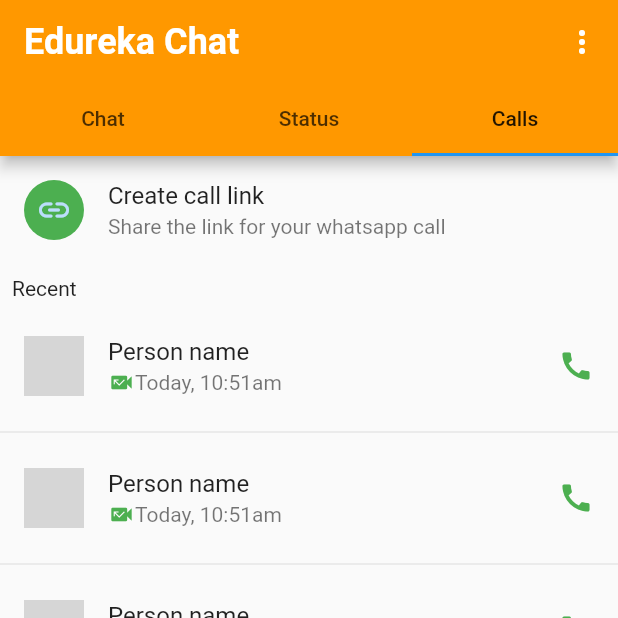
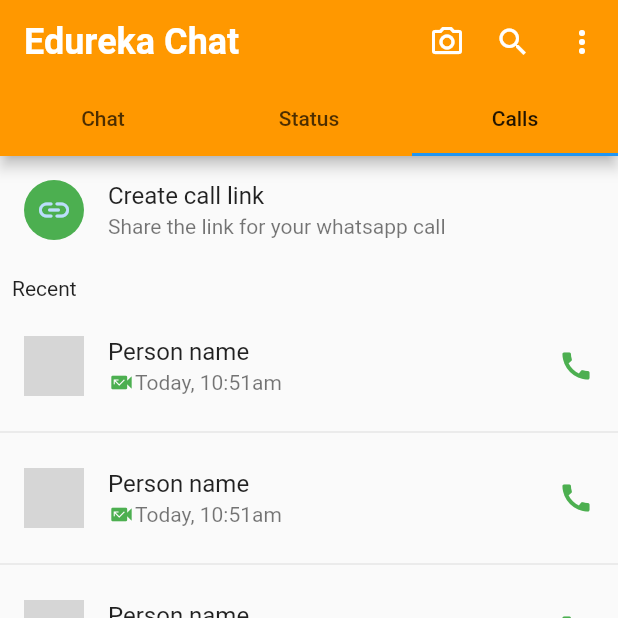
Before and after one commit to frontenddevtrainer/edureka_chat_app, a Flutter app: the screen it shows after launch, tab 3 chosen, on a phone screen of 412 x 824 dp, the top half of it. Run offline on Flutter 3.47's test engine with Material 2 defaults, Android fonts, the phone set to English and light mode, and no system bars; network calls fail; grey boxes are pictures that could not be loaded.

Commit message:
Added icon and navigtor.

```diff
--- a/lib/main.dart
+++ b/lib/main.dart
@@ -40,13 +40,25 @@ class Home extends StatelessWidget {
             appBar: AppBar(
               centerTitle: false,
               actions: [
-                PopupMenuButton(onSelected: (value) {
+                const Padding(
+                  padding: EdgeInsets.all(10),
+                  child: Icon(Icons.camera_alt_outlined),
+                ),
+                const Padding(
+                  padding: EdgeInsets.all(10),
+                  child: Icon(Icons.search),
+                ),
+                PopupMenuButton(
+                    icon: const Icon(Icons.more_vert_outlined),
+                    onSelected: (value) {
                       switch (value) {
-                    case 0:
+                        case 5:
+                          Navigator.pushNamed(context, "/settings");
                           break;
                         default:
                       }
-                }, itemBuilder: ((context) {
+                    },
+                    itemBuilder: ((context) {
                       return const [
                         PopupMenuItem(
                           value: 0,
@@ -54,7 +66,8 @@ class Home extends StatelessWidget {
                         ),
                         PopupMenuItem(value: 1, child: Text("New broadcast")),
                         PopupMenuItem(value: 2, child: Text("Linked devices")),
-                    PopupMenuItem(value: 3, child: Text("Starred messages")),
+                        PopupMenuItem(
+                            value: 3, child: Text("Starred messages")),
                         PopupMenuItem(value: 4, child: Text("Payments")),
                         PopupMenuItem(value: 5, child: Text("Settings")),
                       ];
```
Lines whose indentation alone changed are shown as unchanged.
